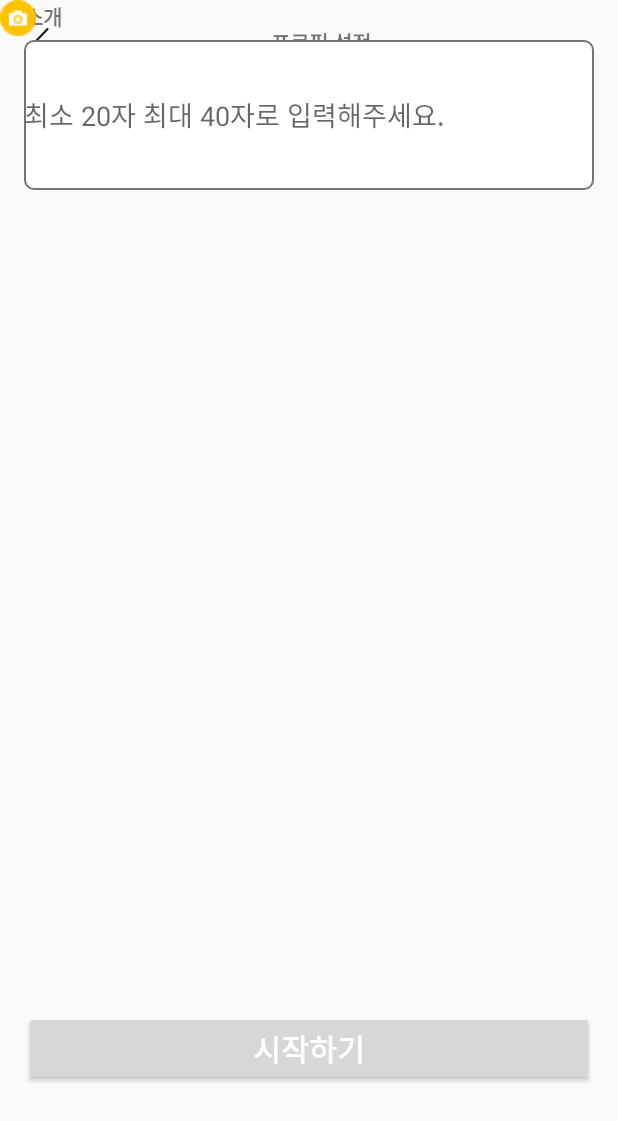
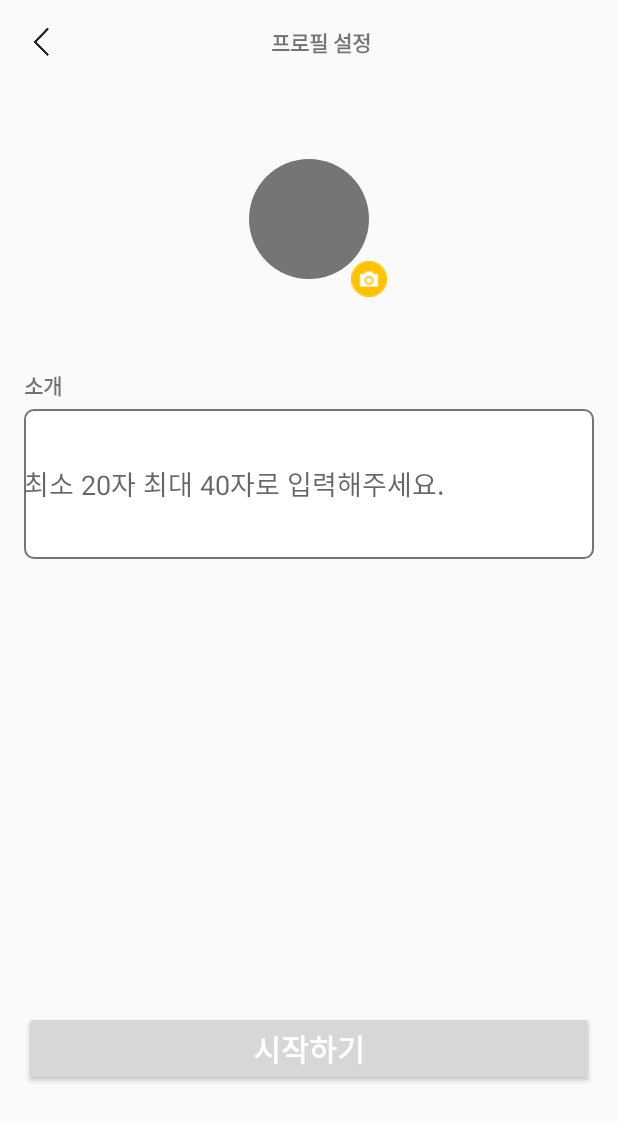
Before and after one commit to INTENRZ/Android_INTERNZ, an Android app: the SetProfileActivity screen opened directly, with no data from a screen before it, on a phone screen of 412 x 824 dp. Shown: the top 1121 px of the screen. Run offline under Robolectric (Android 15) with nearby library versions, the phone set to English and light mode, and no system bars; libraries missing offline, so code that uses them is left out: com.gun0912.tedpermission; pictures from the network do not load.

Commit message:
SetProfileActivity 기능 구현

```diff
--- a/app/src/main/AndroidManifest.xml
+++ b/app/src/main/AndroidManifest.xml
@@ -2,8 +2,14 @@
 <manifest xmlns:android="http://schemas.android.com/apk/res/android"
     package="com.example.internz">
 
+    <!-- 권한 설정 -->
+    <!-- 서버 통신용 -->
     <uses-permission android:name="android.permission.INTERNET" />
     <uses-permission android:name="android.permission.ACCESS_NETWORK_STATE" />
+    <!-- SetProfileActivity -->
+    <uses-permission android:name="android.permission.CAMERA"/>
+    <uses-permission android:name="android.permission.READ_EXTERNAL_STORAGE"/>
+    <uses-permission android:name="android.permission.WRITE_EXTERNAL_STORAGE"/>
 
     <application
         android:allowBackup="true"
--- /dev/null
+++ b/app/src/main/res/drawable/circle_profile_image.xml
@@ -0,0 +1,6 @@
+<?xml version="1.0" encoding="utf-8"?>
+<shape xmlns:android="http://schemas.android.com/apk/res/android"
+    android:shape="oval">
+    <solid android:color="@color/colorGray"/>
+
+</shape>
--- a/app/src/main/res/layout/activity_set_profile.xml
+++ b/app/src/main/res/layout/activity_set_profile.xml
@@ -7,6 +7,7 @@
     tools:context=".feature.SetProfileActivity">
 
     <androidx.constraintlayout.widget.ConstraintLayout
+        android:id="@+id/constraintLayout3"
         android:layout_width="match_parent"
         android:layout_height="?attr/actionBarSize"
         app:layout_constraintEnd_toEndOf="parent"
@@ -40,10 +41,11 @@
         android:layout_width="wrap_content"
         android:layout_height="wrap_content"
         android:layout_marginStart="16dp"
+        android:layout_marginTop="60dp"
         android:text="소개"
         android:textStyle="bold"
         app:layout_constraintStart_toStartOf="parent"
-        tools:layout_editor_absoluteY="307dp" />
+        app:layout_constraintTop_toBottomOf="@+id/imgSetProfile" />
 
     <EditText
         android:id="@+id/edtSetProfileContents"
@@ -79,9 +81,24 @@
         android:id="@+id/imgbtnSetProfile"
         android:layout_width="wrap_content"
         android:layout_height="wrap_content"
+        android:layout_marginStart="68dp"
+        android:layout_marginTop="68dp"
         android:background="@null"
         android:src="@drawable/picture_ic"
-        tools:layout_editor_absoluteX="221dp"
-        tools:layout_editor_absoluteY="201dp" />
+        app:layout_constraintEnd_toEndOf="parent"
+        app:layout_constraintHorizontal_bias="0.0"
+        app:layout_constraintStart_toStartOf="@+id/imgSetProfile"
+        app:layout_constraintTop_toTopOf="@+id/imgSetProfile" />
+
+    <ImageView
+        android:id="@+id/imgSetProfile"
+        android:layout_width="80dp"
+        android:layout_height="80dp"
+        android:layout_marginTop="50dp"
+        android:background="@drawable/circle_profile_image"
+        android:scaleType="centerCrop"
+        app:layout_constraintEnd_toEndOf="parent"
+        app:layout_constraintStart_toStartOf="parent"
+        app:layout_constraintTop_toBottomOf="@+id/constraintLayout3" />
 
 </androidx.constraintlayout.widget.ConstraintLayout>
--- a/app/src/main/res/values/strings.xml
+++ b/app/src/main/res/values/strings.xml
@@ -2,4 +2,6 @@
     <string name="app_name">INTERNZ</string>
     <string name="do_sign_up"><u>회원가입하기</u></string>
     <string name="do_sign_in"><u>로그인하기</u></string>
+    <string name="permission_1">[설정] > [권한] 에서 권한을 허용해주세요.</string>
+    <string name="permission_2">사진 및 파일을 저장하기 위하여 접근 권한이 필요합니다.</string>
 </resources>
--- /dev/null
+++ b/app/src/main/res/xml/provider_paths.xml
@@ -0,0 +1,4 @@
+<?xml version="1.0" encoding="utf-8"?>
+<Paths xmlns:android="http://schemas.android.com/apk/res/android">
+    <external-path name="storage/emulated" path="."/>
+</Paths>
--- a/build.gradle
+++ b/build.gradle
@@ -12,6 +12,7 @@ buildscript {
         classpath "org.jetbrains.kotlin:kotlin-gradle-plugin:$kotlin_version"
         // NOTE: Do not place your application dependencies here; they belong
         // in the individual module build.gradle files
+
     }
 }
 
@@ -20,8 +21,8 @@ allprojects {
         google()
         jcenter()
         mavenCentral()
+    }
 
-    }
 }
 
 task clean(type: Delete) {
```
Also changed, not shown: app/build.gradle (+8 -0 lines), app/src/main/java/com/example/internz/feature/SetProfileActivity.kt (+77 -0 lines).
